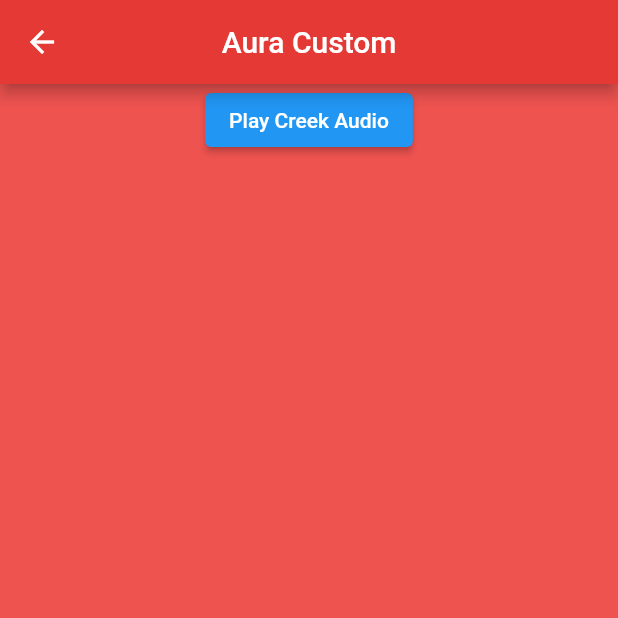
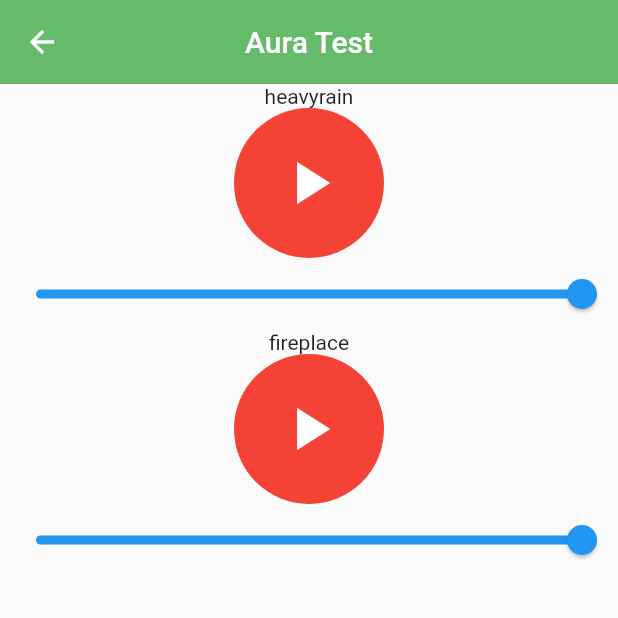
Before and after one commit to BtrXgit/Aura, a Flutter app: the CustomMixin screen opened directly with empty values, on a phone screen of 412 x 824 dp, the top half of it. Run offline on Flutter 3.47's test engine with Material 2 defaults, Android fonts, the phone set to English and light mode, and no system bars; our stand-ins replace just_audio; missing offline and left inert: flutter_floating_bottom_bar.

Commit message:
custom fixed

```diff
--- a/aura/lib/routes/custom.dart
+++ b/aura/lib/routes/custom.dart
@@ -13,63 +13,114 @@ class CustomMixin extends StatefulWidget {
 }
 
 class _CustomMixinState extends State<CustomMixin> {
-  final player = AudioPlayer();
-  bool isPlaying = false;
+  final AudioPlayer audioPlayer1 = AudioPlayer();
+  final AudioPlayer audioPlayer2 = AudioPlayer();
+  double volume1 = 1.0;
+  double volume2 = 1.0;
+  final sliderValue1 = ValueNotifier<double>(1.0);
+  final sliderValue2 = ValueNotifier<double>(1.0);
 
   @override
   void initState() {
     super.initState();
-    _loadAssetAudio();
+    _loadAudioFiles();
   }
 
-  Future<void> _loadAssetAudio() async {
+  Future<void> _loadAudioFiles() async {
     try {
-      await player.setAsset('assets/nature/creek.mp3');
-      player.setLoopMode(LoopMode.all);
+      await audioPlayer1.setAsset('assets/nature/heavyrain.mp3');
+      await audioPlayer2.setAsset('assets/nature/fireplace.mp3');
+      audioPlayer1.setLoopMode(LoopMode.all);
+      audioPlayer2.setLoopMode(LoopMode.all);
     } catch (e) {
       print('Error loading audio: $e');
     }
-  }
-
-  void _toggleAudioPlayback() {
-    if (isPlaying) {
-      player.pause();
-    } else {
-      player.play();
-    }
-    setState(() {
-      isPlaying = !isPlaying;
-    });
   }
 
   @override
   Widget build(BuildContext context) {
     return Scaffold(
       appBar: AppBar(
+        elevation: 0,
         centerTitle: true,
-        title: Text('Aura Custom'),
-        backgroundColor: Colors.red.shade600,
+        backgroundColor: Colors.green.shade400,
+        title: const Text("Aura Test"),
       ),
-      backgroundColor: Colors.red.shade400,
       body: SafeArea(
-        child: Center(
-          child: Column(
-            children: [
-              ElevatedButton(
-                onPressed: _toggleAudioPlayback,
-                child:
-                    Text(isPlaying ? 'Stop Creek Audio' : 'Play Creek Audio'),
-              ),
-            ],
-          ),
+        child: Column(
+          children: [
+            _buildAudioControl(
+              label: 'heavyrain',
+              audioPlayer: audioPlayer1,
+              volume: volume1,
+              sliderValue: sliderValue1,
+            ),
+            _buildAudioControl(
+              label: 'fireplace',
+              audioPlayer: audioPlayer2,
+              volume: volume2,
+              sliderValue: sliderValue2,
+            ),
+          ],
         ),
       ),
     );
   }
 
+  Widget _buildAudioControl({
+    required String label,
+    required AudioPlayer audioPlayer,
+    required double volume,
+    required ValueNotifier<double> sliderValue,
+  }) {
+    return Column(
+      children: [
+        Text(label),
+        Container(
+          width: 100,
+          height: 100,
+          decoration: BoxDecoration(
+            shape: BoxShape.circle,
+            color: audioPlayer.playing ? Colors.green : Colors.red,
+          ),
+          child: InkWell(
+            onTap: () {
+              _toggleAudioPlayback(audioPlayer);
+            },
+            customBorder: CircleBorder(),
+            child: Icon(
+              audioPlayer.playing ? Icons.pause : Icons.play_arrow,
+              size: 48,
+              color: Colors.white,
+            ),
+          ),
+        ),
+        Slider(
+          value: sliderValue.value,
+          onChanged: (value) {
+            setState(() {
+              sliderValue.value = value;
+            });
+            audioPlayer.setVolume(value);
+          },
+        ),
+      ],
+    );
+  }
+
+  void _toggleAudioPlayback(AudioPlayer audioPlayer) {
+    if (audioPlayer.playing) {
+      audioPlayer.pause();
+    } else {
+      audioPlayer.play();
+    }
+    setState(() {}); // Update the UI to reflect the change
+  }
+
   @override
   void dispose() {
-    player.dispose();
+    audioPlayer1.dispose();
+    audioPlayer2.dispose();
     super.dispose();
   }
 }
```
